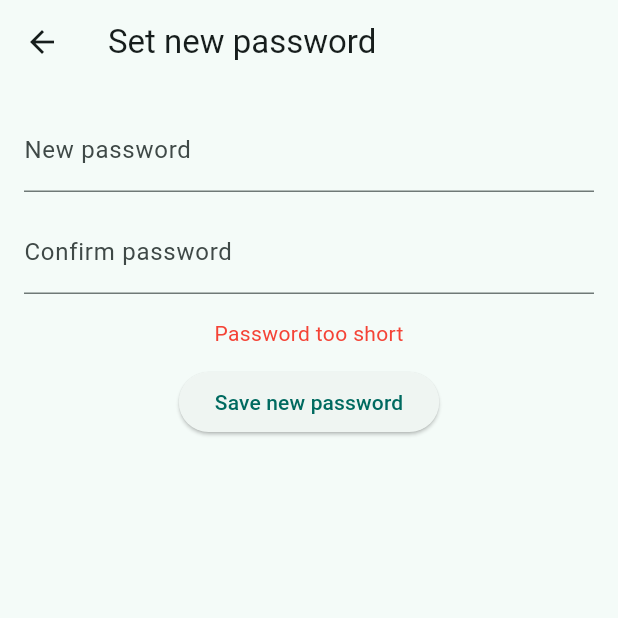
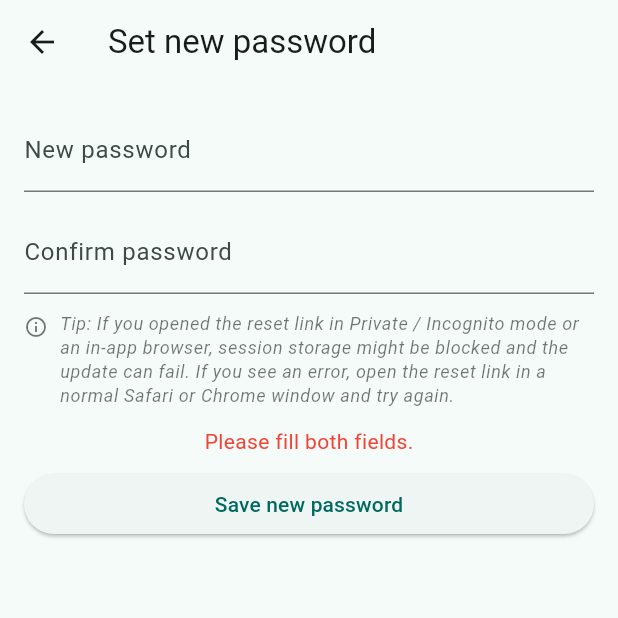
Before and after one commit to jamiejamar/platytribe, a Flutter app: the PasswordUpdateScreen screen opened by its route, after a tap on "Save new password", on a phone screen of 412 x 824 dp, the top half of it. Run offline on Flutter 3.47's test engine with Material 3 defaults, Android fonts, the phone set to English and light mode, and no system bars; our stand-ins replace flutter_dotenv, supabase_flutter; accounts and stored records are empty.

Commit message:
ux(auth): add incognito/in-app browser notice on reset & update screens

```diff
--- a/lib/screens/password_update_screen.dart
+++ b/lib/screens/password_update_screen.dart
@@ -9,8 +9,8 @@ class PasswordUpdateScreen extends StatefulWidget {
 }
 
 class _PasswordUpdateScreenState extends State<PasswordUpdateScreen> {
-  final _newPass = TextEditingController();
-  final _confirmPass = TextEditingController();
+  final _new1 = TextEditingController();
+  final _new2 = TextEditingController();
   bool _loading = false;
   String? _error;
 
@@ -23,25 +23,32 @@ class _PasswordUpdateScreenState extends State<PasswordUpdateScreen> {
   Future<void> _restoreSessionIfNeeded() async {
     final uri = Uri.base;
     try {
-      // gestisce sia #access_token=... che ?code=...
+      // Support both #access_token=... and ?code=...
       if (uri.fragment.contains('access_token=') ||
-          uri.queryParameters.containsKey('code')) {
+          uri.queryParameters.containsKey('code') ||
+          uri.queryParameters['type'] == 'recovery') {
         await Supabase.instance.client.auth.getSessionFromUrl(uri);
       }
     } catch (e) {
-      debugPrint('Session restore failed: $e');
+      // best effort; on Safari Private it can still be blocked
+      debugPrint('Session restore attempt: $e');
     }
   }
 
-  Future<void> _updatePassword() async {
-    final newPass = _newPass.text.trim();
-    final confirm = _confirmPass.text.trim();
-    if (newPass != confirm) {
-      setState(() => _error = "Passwords don't match");
+  Future<void> _save() async {
+    final a = _new1.text.trim();
+    final b = _new2.text.trim();
+
+    if (a.isEmpty || b.isEmpty) {
+      setState(() => _error = 'Please fill both fields.');
       return;
     }
-    if (newPass.length < 6) {
-      setState(() => _error = "Password too short");
+    if (a != b) {
+      setState(() => _error = "Passwords don't match.");
+      return;
+    }
+    if (a.length < 6) {
+      setState(() => _error = 'Password too short.');
       return;
     }
 
@@ -52,22 +59,27 @@ class _PasswordUpdateScreenState extends State<PasswordUpdateScreen> {
 
     try {
       await Supabase.instance.client.auth.updateUser(
-        UserAttributes(password: newPass),
+        UserAttributes(password: a),
       );
       if (!mounted) return;
       ScaffoldMessenger.of(context).showSnackBar(
-        const SnackBar(content: Text("Password updated successfully")),
+        const SnackBar(content: Text('Password updated. Please log in.')),
       );
-      Navigator.pushReplacementNamed(context, '/login');
+      Navigator.pushNamedAndRemoveUntil(context, '/login', (_) => false);
     } catch (e) {
-      setState(() => _error = "$e");
+      setState(() => _error = '$e');
     } finally {
-      setState(() => _loading = false);
+      if (mounted) setState(() => _loading = false);
     }
   }
 
   @override
   Widget build(BuildContext context) {
+    final noteStyle = Theme.of(context)
+        .textTheme
+        .bodySmall
+        ?.copyWith(color: Colors.black54, fontStyle: FontStyle.italic);
+
     return Scaffold(
       appBar: AppBar(title: const Text('Set new password')),
       body: Padding(
@@ -75,25 +87,51 @@ class _PasswordUpdateScreenState extends State<PasswordUpdateScreen> {
         child: Column(
           children: [
             TextField(
-              controller: _newPass,
+              controller: _new1,
               obscureText: true,
               decoration: const InputDecoration(labelText: 'New password'),
             ),
             const SizedBox(height: 12),
             TextField(
-              controller: _confirmPass,
+              controller: _new2,
               obscureText: true,
               decoration: const InputDecoration(labelText: 'Confirm password'),
             ),
-            const SizedBox(height: 16),
+            const SizedBox(height: 12),
+            // 👇 Info message (English)
+            Row(
+              crossAxisAlignment: CrossAxisAlignment.start,
+              children: [
+                const Padding(
+                  padding: EdgeInsets.only(top: 2),
+                  child: Icon(Icons.info_outline, size: 16, color: Colors.black54),
+                ),
+                const SizedBox(width: 8),
+                Expanded(
+                  child: Text(
+                    'Tip: If you opened the reset link in Private / Incognito mode or an in-app browser, '
+                    'session storage might be blocked and the update can fail. '
+                    'If you see an error, open the reset link in a normal Safari or Chrome window and try again.',
+                    style: noteStyle,
+                  ),
+                ),
+              ],
+            ),
+            const SizedBox(height: 12),
             if (_error != null)
               Text(_error!, style: const TextStyle(color: Colors.red)),
-            const SizedBox(height: 12),
-            ElevatedButton(
-              onPressed: _loading ? null : _updatePassword,
-              child: _loading
-                  ? const CircularProgressIndicator()
-                  : const Text('Save new password'),
+            const SizedBox(height: 8),
+            Row(
+              children: [
+                Expanded(
+                  child: ElevatedButton(
+                    onPressed: _loading ? null : _save,
+                    child: _loading
+                        ? const CircularProgressIndicator()
+                        : const Text('Save new password'),
+                  ),
+                ),
+              ],
             ),
           ],
         ),
```
Also changed, not shown: lib/screens/password_reset_screen.dart (+43 -7 lines).
